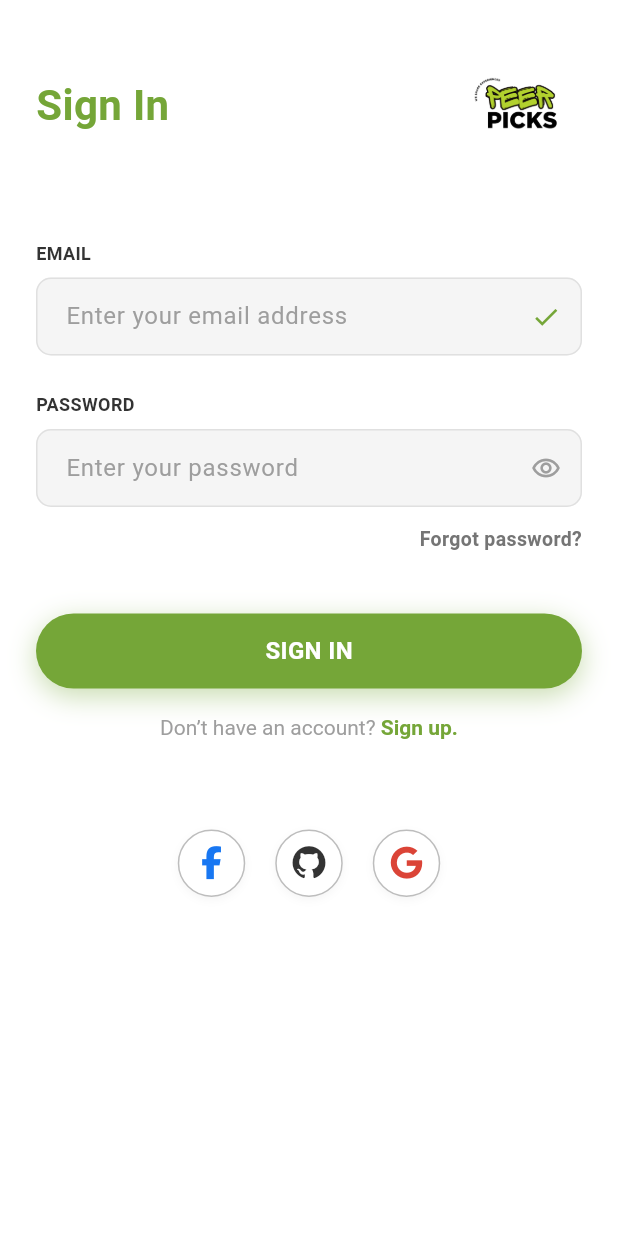
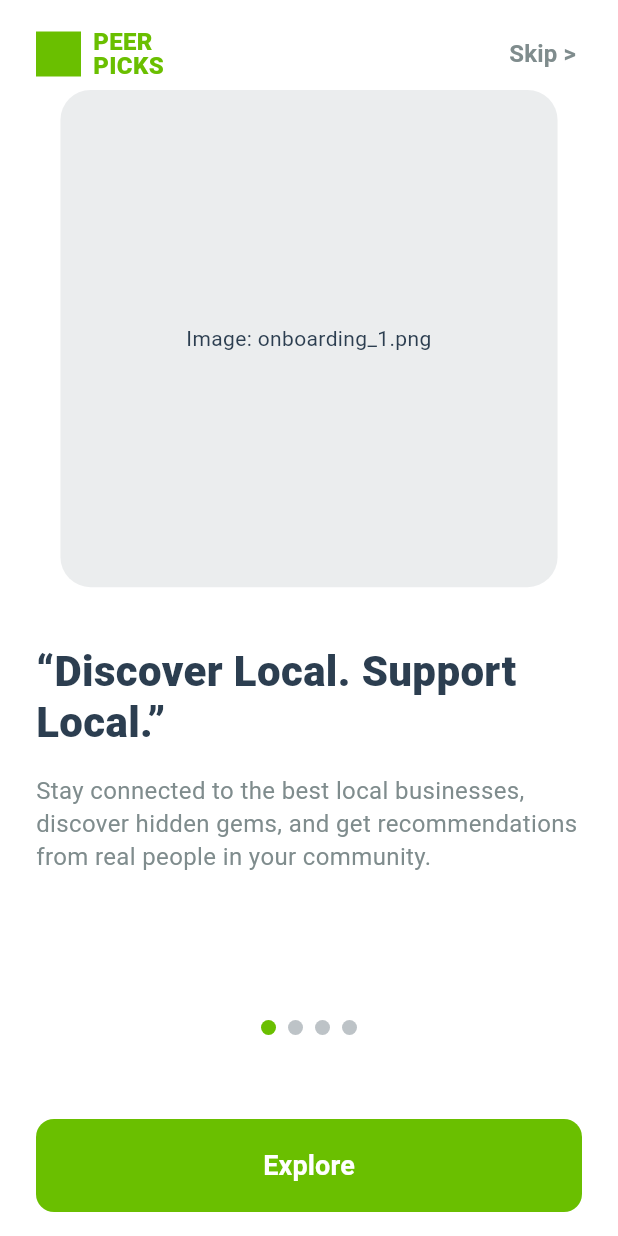
Before and after one commit to Pravesh-Shrestha/Peerpicks-App, a Flutter app: the screen it shows after launch, on a phone screen of 412 x 824 dp. Run offline on Flutter 3.47's test engine with Material 3 defaults, Android fonts, the phone set to English and light mode, and no system bars; our stand-ins replace font_awesome_flutter.

Commit message:
Onboarding screens added and remodelled

```diff
--- /dev/null
+++ b/lib/common/app_colors.dart
@@ -0,0 +1,16 @@
+import 'package:flutter/material.dart';
+
+// Defines the color palette for the application.
+class AppColors {
+  static const Color primaryGreen = Color(
+    0xFF6ABF00,
+  ); // The bright green used for buttons and accents
+  static const Color darkText = Color(0xFF2C3E50); // Dark text color for titles
+  static const Color lightText = Color(
+    0xFF7F8C8D,
+  ); // Light grey for descriptive text
+  static const Color white = Colors.white;
+  static const Color black = Colors.black;
+  static const Color indicatorActive = Color(0xFF6ABF00);
+  static const Color indicatorInactive = Color(0xFFBDC3C7);
+}
--- a/lib/main.dart
+++ b/lib/main.dart
@@ -1,6 +1,5 @@
 import 'package:flutter/material.dart';
-import 'package:peerpicks/screens/splash_screen.dart';
-import "./screens/splash_screen.dart"; // Import the initial splash screen
+import 'package:peerpicks/screens/splash_screen.dart';// Import the initial splash screen
 
 void main() {
   // Ensure the widget binding is initialized before using assets
--- a/lib/screens/auth/sign_in_screen.dart
+++ b/lib/screens/auth/sign_in_screen.dart
@@ -319,7 +319,7 @@ class _SignInScreenState extends State<SignInScreen> {
                       // Google (Red/Brand Color)
                       socialCircle(
                         FontAwesomeIcons.google,
-                        const Color(0xFFDB4437),
+                        const Color.fromARGB(255, 0, 0, 0),
                       ),
                     ],
                   ),
--- a/lib/screens/auth/sign_up_screen.dart
+++ b/lib/screens/auth/sign_up_screen.dart
@@ -1,6 +1,5 @@
 import 'package:flutter/material.dart';
 import 'package:font_awesome_flutter/font_awesome_flutter.dart';
-// Note: Assuming SignInScreen is correctly located
 
 // Define the common colors
 const Color peerPicksGreen = Color(0xFF75A638);
@@ -69,8 +68,6 @@ class _SignUpScreenState extends State<SignUpScreen> {
     super.dispose();
   }
 
-  // --- Helper Widgets defined locally ---
-
   Widget _buildSocialRow() {
     return const Row(
       mainAxisAlignment: MainAxisAlignment.center,
@@ -97,7 +94,6 @@ class _SignUpScreenState extends State<SignUpScreen> {
     );
   }
 
-  // Updated _buildAuthTextFormField for High Visibility
   Widget _buildAuthTextFormField({
     required TextEditingController controller,
     required String? Function(String?) validator,
--- /dev/null
+++ b/lib/screens/onboarding/onboarding_screen.dart
@@ -0,0 +1,311 @@
+import 'package:flutter/material.dart';
+import 'package:peerpicks/common/app_colors.dart';
+import 'package:peerpicks/screens/auth/sign_in_screen.dart';
+import 'package:peerpicks/widgets/my_button.dart';
+// Removed: import 'package:onboarding_app/common/mysnackbar.dart';
+
+// --- 1. DATA MODEL FOR ONBOARDING PAGES ---
+class OnboardingContent {
+  final String imagePath;
+  final String title;
+  final String description;
+  final String buttonText;
+  final bool isLastPage;
+
+  OnboardingContent({
+    required this.imagePath,
+    required this.title,
+    required this.description,
+    required this.buttonText,
+    this.isLastPage = false,
+  });
+}
+
+final List<OnboardingContent> contents = [
+  OnboardingContent(
+    imagePath: 'assets/images/onboarding_1.png',
+    title: '“Discover Local. Support Local.”',
+    description:
+        'Stay connected to the best local businesses, discover hidden gems, and get recommendations from real people in your community.',
+    buttonText: 'Explore',
+  ),
+  OnboardingContent(
+    imagePath: 'assets/images/onboarding_2.png',
+    title: '“Explore Hidden Local Treasures.”',
+    description:
+        'Find the best nearby shops, cafes, and services recommended by real people in your community.',
+    buttonText: 'Next',
+  ),
+  OnboardingContent(
+    imagePath: 'assets/onboarding_3.png',
+    title: '“Empower Local Businesses.”',
+    description:
+        'Your reviews and favorites help small businesses grow and get discovered by more people.',
+    buttonText: 'Next',
+  ),
+  OnboardingContent(
+    imagePath: 'assets/onboarding_4.png',
+    title: '“Pick. Rate.Share.”',
+    description:
+        'Sign up to start exploring, saving favorites, and sharing your picks with friends.',
+    buttonText: 'Get Started',
+    isLastPage: true,
+  ),
+];
+
+// --- 2. MAIN ONBOARDING SCREEN WIDGET ---
+class OnboardingScreen extends StatefulWidget {
+  const OnboardingScreen({Key? key}) : super(key: key);
+
+  @override
+  State<OnboardingScreen> createState() => _OnboardingScreenState();
+}
+
+class _OnboardingScreenState extends State<OnboardingScreen> {
+  final PageController _pageController = PageController(initialPage: 0);
+  int _currentPage = 0;
+
+  // Handles moving to the next page or completing onboarding
+  void _nextPage() {
+    if (_currentPage < contents.length - 1) {
+      _pageController.nextPage(
+        duration: const Duration(milliseconds: 300),
+        curve: Curves.easeIn,
+      );
+    } else {
+      // Logic to navigate to Sign Up/Home screen
+      // Updated call to use the new local showMySnackBar function
+      showMySnackBar(
+        context: context,
+        message: 'Onboarding Complete! Welcome!',
+        color: AppColors.primaryGreen, // Explicitly use app's theme color
+      );
+
+      // Navigate to SignInScreen and replace the current route
+      Navigator.of(context).pushReplacement(
+        MaterialPageRoute(builder: (context) => const SignInScreen()),
+      );
+    }
+  }
+
+  // Handles skipping the onboarding process (Navigates directly to SignInScreen)
+  void _skipOnboarding() {
+    // Updated call to use the new local showMySnackBar function
+    showMySnackBar(
+      context: context,
+      message: 'Onboarding skipped. Proceeding to Sign In.',
+      color: AppColors.primaryGreen, // Explicitly use app's theme color
+    );
+
+    // Navigate to SignInScreen and replace the current route
+    Navigator.of(context).pushReplacement(
+      MaterialPageRoute(builder: (context) => const SignInScreen()),
+    );
+  }
+
+  @override
+  Widget build(BuildContext context) {
+    // Determine screen size for responsiveness
+    final screenWidth = MediaQuery.of(context).size.width;
+    // Set a maximum width for content on tablets to improve readability
+    final bool isTablet = screenWidth > 600;
+
+    return Scaffold(
+      backgroundColor: AppColors.white,
+      body: SafeArea(
+        child: Column(
+          children: [
+            // Skip Button and Logo Row
+            _buildHeaderRow(),
+
+            // Main Content Area (Responsive PageView)
+            Expanded(
+              child: PageView.builder(
+                controller: _pageController,
+                itemCount: contents.length,
+                onPageChanged: (int page) {
+                  setState(() {
+                    _currentPage = page;
+                  });
+                },
+                itemBuilder: (context, index) {
+                  return _buildOnboardingPage(contents[index], isTablet);
+                },
+              ),
+            ),
+
+            // Page Indicator and Button Area
+            _buildFooter(isTablet),
+          ],
+        ),
+      ),
+    );
+  }
+
+  // --- 3. HELPER WIDGETS ---
+
+  Widget _buildHeaderRow() {
+    return Padding(
+      padding: const EdgeInsets.only(top: 12.0, left: 24.0, right: 16.0),
+      child: Row(
+        mainAxisAlignment: MainAxisAlignment.spaceBetween,
+        children: [
+          // Logo (Placeholder for "PEER PICKS" logo)
+          Row(
+            children: [
+              // You would replace this with your actual logo widget/image
+              Container(width: 30, height: 30, color: AppColors.primaryGreen),
+              const SizedBox(width: 8),
+              const Text(
+                'PEER\nPICKS',
+                style: TextStyle(
+                  color: AppColors.primaryGreen,
+                  fontWeight: FontWeight.w900,
+                  fontSize: 16,
+                  height: 1.0,
+                ),
+              ),
+            ],
+          ),
+
+          // Skip Button
+          if (!contents[_currentPage].isLastPage)
+            TextButton(
+              onPressed: _skipOnboarding,
+              child: const Text(
+                'Skip >',
+                style: TextStyle(
+                  color: AppColors.lightText,
+                  fontWeight: FontWeight.w600,
+                  fontSize: 16,
+                ),
+              ),
+            ),
+        ],
+      ),
+    );
+  }
+
+  Widget _buildOnboardingPage(OnboardingContent content, bool isTablet) {
+    // Max width for content on large screens (tablets)
+    final double maxWidth = isTablet ? 450 : double.infinity;
+
+    return Center(
+      child: Container(
+        constraints: BoxConstraints(maxWidth: maxWidth),
+        padding: const EdgeInsets.symmetric(horizontal: 24.0),
+        child: Column(
+          crossAxisAlignment: CrossAxisAlignment.start,
+          mainAxisAlignment: MainAxisAlignment.center,
+          children: [
+            // Image/Illustration Area
+            Expanded(
+              flex: 4,
+              child: Center(
+                // Placeholder for the custom illustration image
+                // Replace this Container with: Image.asset(content.imagePath, fit: BoxFit.contain)
+                child: AspectRatio(
+                  aspectRatio: 1.0,
+                  child: Container(
+                    decoration: BoxDecoration(
+                      color: AppColors.indicatorInactive.withOpacity(0.3),
+                      borderRadius: BorderRadius.circular(20),
+                    ),
+                    child: Center(
+                      child: Text(
+                        'Image: ${content.imagePath.split('/').last}',
+                        textAlign: TextAlign.center,
+                        style: const TextStyle(color: AppColors.darkText),
+                      ),
+                    ),
+                  ),
+                ),
+              ),
+            ),
+
+            const SizedBox(height: 40),
+
+            // Text Content Area
+            Expanded(
+              flex: 3,
+              child: Column(
+                crossAxisAlignment: CrossAxisAlignment.start,
+                children: [
+                  // Title/Tagline
+                  Text(
+                    content.title,
+                    style: const TextStyle(
+                      color: AppColors.darkText,
+                      fontSize: 28,
+                      fontWeight: FontWeight.w900,
+                      height: 1.2,
+                    ),
+                  ),
+                  const SizedBox(height: 16),
+                  // Description
+                  Text(
+                    content.description,
+                    style: const TextStyle(
+                      color: AppColors.lightText,
+                      fontSize: 16,
+                      height: 1.4,
+                    ),
+                  ),
+                ],
+              ),
+            ),
+          ],
+        ),
+      ),
+    );
+  }
+
+  Widget _buildFooter(bool isTablet) {
+    return Column(
+      children: [
+        // Page Indicator
+        Row(
+          mainAxisAlignment: MainAxisAlignment.center,
+          children: List.generate(
+            contents.length,
+            (index) => AnimatedContainer(
+              duration: const Duration(milliseconds: 150),
+              margin: const EdgeInsets.symmetric(horizontal: 4.0),
+              height: 10.0,
+              width: 10.0,
+              decoration: BoxDecoration(
+                color: _currentPage == index
+                    ? AppColors.indicatorActive
+                    : AppColors.indicatorInactive,
+                borderRadius: BorderRadius.circular(5),
+              ),
+            ),
+          ),
+        ),
+
+        // Vertical spacing before the button
+        SizedBox(height: isTablet ? 60 : 40),
+
+        // Action Button
+        MyButton(text: contents[_currentPage].buttonText, onPressed: _nextPage),
+      ],
+    );
+  }
+}
+
+// Standalone SnackBar function (as provided by the user)
+showMySnackBar({
+  required BuildContext context,
+  required String message,
+  Color? color,
+}) {
+  ScaffoldMessenger.of(context).showSnackBar(
+    SnackBar(
+      // Ensure text is white for contrast against green/dark backgrounds
+      content: Text(message, style: const TextStyle(color: Colors.white)),
+      backgroundColor: color ?? Colors.green,
+      duration: const Duration(seconds: 1),
+      behavior: SnackBarBehavior.floating,
+    ),
+  );
+}
--- a/lib/screens/splash_screen.dart
+++ b/lib/screens/splash_screen.dart
@@ -1,7 +1,6 @@
 import 'package:flutter/material.dart';
-import 'package:peerpicks/screens/auth/sign_in_screen.dart';
-import 'dart:async'; // Required for Timer
-// Assuming the path to your SignInScreen is correct
+import 'dart:async';
+import 'package:peerpicks/screens/onboarding/onboarding_screen.dart'; // Required for Timer
 
 class SplashScreen extends StatefulWidget {
   const SplashScreen({super.key});
@@ -18,7 +17,7 @@ class _SplashScreenState extends State<SplashScreen> {
     Timer(const Duration(seconds: 3), () {
       // Navigate to the SignInScreen after 3 seconds
       Navigator.of(context).pushReplacement(
-        MaterialPageRoute(builder: (context) => const SignInScreen()),
+        MaterialPageRoute(builder: (context) => const OnboardingScreen()),
       );
     });
   }
--- a/lib/widgets/my_button.dart
+++ b/lib/widgets/my_button.dart
@@ -1,28 +1,44 @@
 import 'package:flutter/material.dart';
+import 'package:peerpicks/common/app_colors.dart';
 
 class MyButton extends StatelessWidget {
+  final String text;
+  final VoidCallback onPressed;
+  final Color backgroundColor;
+  final Color textColor;
+
   const MyButton({
-    super.key,
+    Key? key,
     required this.text,
     required this.onPressed,
-    this.color,
-  });
-  final String text;
-  final Color? color;
-  final VoidCallback onPressed;
+    this.backgroundColor = AppColors.primaryGreen,
+    this.textColor = AppColors.white,
+  }) : super(key: key);
 
   @override
   Widget build(BuildContext context) {
-    return SizedBox(
+    return Container(
+      // Padding ensures the button doesn't hug the screen edges
+      padding: const EdgeInsets.symmetric(horizontal: 24.0, vertical: 16.0),
       width: double.infinity,
       child: ElevatedButton(
+        onPressed: onPressed,
         style: ElevatedButton.styleFrom(
-          backgroundColor: color ?? Colors.blue,
-          elevation: 8,
-          // padding: EdgeInsets.symmetric(horizontal: 50, vertical: 20),
+          backgroundColor: backgroundColor,
+          padding: const EdgeInsets.symmetric(vertical: 18.0),
+          shape: RoundedRectangleBorder(
+            borderRadius: BorderRadius.circular(12.0),
+          ),
+          elevation: 0,
         ),
-        onPressed: onPressed,
-        child: Text(text, style: TextStyle(color: Colors.white, fontSize: 20)),
+        child: Text(
+          text,
+          style: TextStyle(
+            color: textColor,
+            fontSize: 18,
+            fontWeight: FontWeight.bold,
+          ),
+        ),
       ),
     );
   }
```
Also changed, not shown: pubspec.lock.
